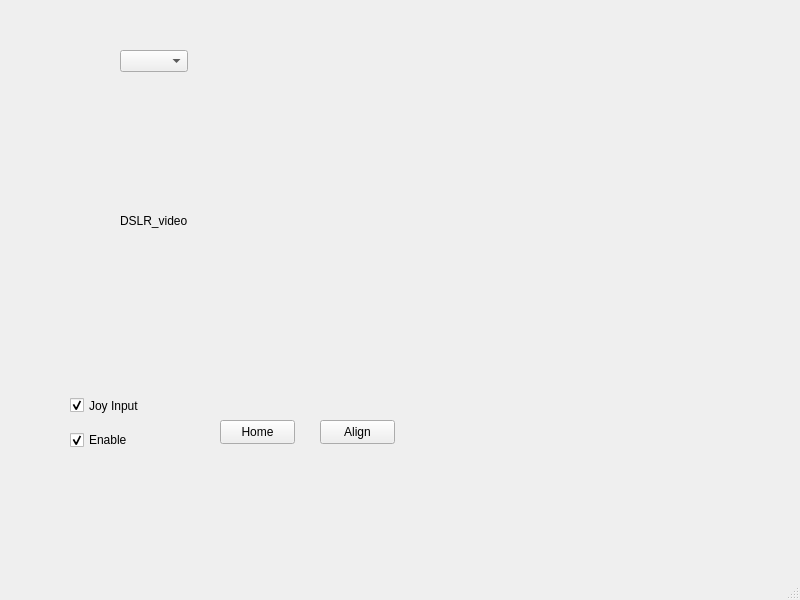
This is Python/application.ui in AutomaticBirdPhotography/PanTilt_v2 as Qt 5 draws it before an edit. The edited form follows.
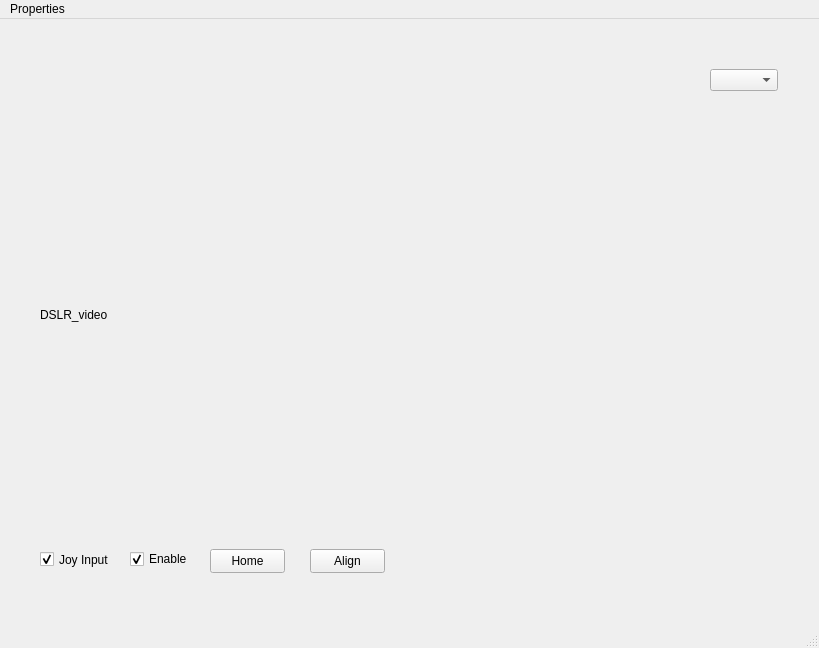
This is the edited form.

What changed in the file:
```diff
--- a/Python/application.ui
+++ b/Python/application.ui
@@ -6,8 +6,8 @@
    <rect>
     <x>0</x>
     <y>0</y>
-    <width>800</width>
-    <height>600</height>
+    <width>819</width>
+    <height>648</height>
    </rect>
   </property>
   <property name="windowTitle">
@@ -17,10 +17,10 @@
    <widget class="QLabel" name="videoFrame">
     <property name="geometry">
      <rect>
-      <x>120</x>
+      <x>40</x>
       <y>80</y>
-      <width>461</width>
-      <height>281</height>
+      <width>741</width>
+      <height>431</height>
      </rect>
     </property>
     <property name="text">
@@ -30,10 +30,10 @@
    <widget class="QCheckBox" name="joyInputCheckBox">
     <property name="geometry">
      <rect>
-      <x>70</x>
-      <y>380</y>
+      <x>40</x>
+      <y>530</y>
       <width>81</width>
-      <height>51</height>
+      <height>21</height>
      </rect>
     </property>
     <property name="text">
@@ -52,8 +52,8 @@
    <widget class="QCheckBox" name="enableCheckBox">
     <property name="geometry">
      <rect>
-      <x>70</x>
-      <y>430</y>
+      <x>130</x>
+      <y>530</y>
       <width>75</width>
       <height>20</height>
      </rect>
@@ -68,8 +68,8 @@
    <widget class="QPushButton" name="homeButton">
     <property name="geometry">
      <rect>
-      <x>220</x>
-      <y>420</y>
+      <x>210</x>
+      <y>530</y>
       <width>75</width>
       <height>24</height>
      </rect>
@@ -81,8 +81,8 @@
    <widget class="QPushButton" name="alignButton">
     <property name="geometry">
      <rect>
-      <x>320</x>
-      <y>420</y>
+      <x>310</x>
+      <y>530</y>
       <width>75</width>
       <height>24</height>
      </rect>
@@ -94,7 +94,7 @@
    <widget class="QComboBox" name="moveFactor">
     <property name="geometry">
      <rect>
-      <x>120</x>
+      <x>710</x>
       <y>50</y>
       <width>68</width>
       <height>22</height>
@@ -107,10 +107,18 @@
     <rect>
      <x>0</x>
      <y>0</y>
-     <width>800</width>
+     <width>819</width>
      <height>22</height>
     </rect>
    </property>
+   <widget class="QMenu" name="menuProperties">
+    <property name="title">
+     <string>Properties</string>
+    </property>
+    <addaction name="actionChange_camera"/>
+    <addaction name="actionIP_Config"/>
+   </widget>
+   <addaction name="menuProperties"/>
   </widget>
   <widget class="QStatusBar" name="statusbar"/>
  </widget>
```
Left out of the diff: 10 changed lines with no effect on the pictures.
